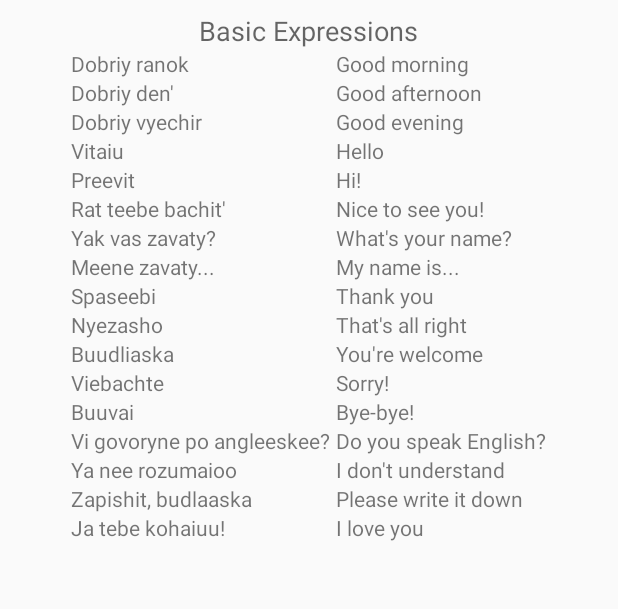
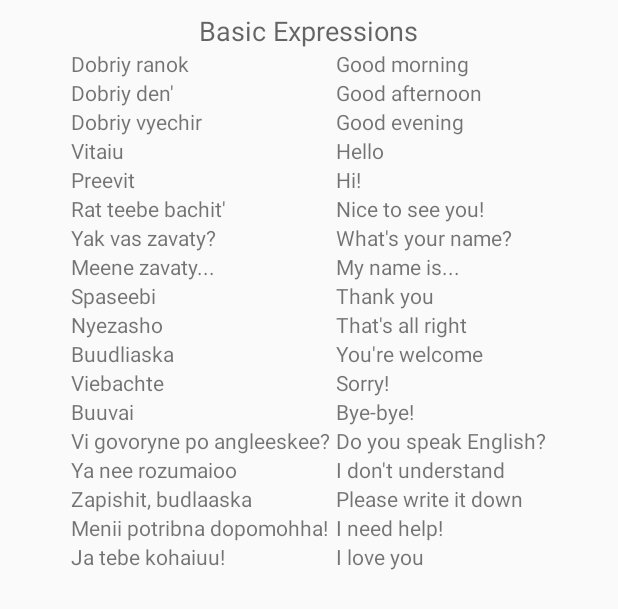
Before and after one commit to askned/VisitUA, an Android app: the layout phrasebook.xml on its own in the app's theme, with its tools: preview values and no code run, on a phone screen of 412 x 824 dp. Shown: the top 609 px of the screen. Run offline under Robolectric (Android 15) with nearby library versions, the phone set to English and light mode, and no system bars.

Commit message:
Update phrasebook.xml

```diff
--- a/app/src/main/res/layout/phrasebook.xml
+++ b/app/src/main/res/layout/phrasebook.xml
@@ -328,7 +328,24 @@
                 android:text="Please write it down"
                 android:id="@+id/textView56" />
         </TableRow>
+   <TableRow
+            android:layout_width="match_parent"
+            android:layout_height="match_parent">
 
+            <TextView
+                android:layout_width="wrap_content"
+                android:layout_height="wrap_content"
+                android:textAppearance="?android:attr/textAppearanceSmall"
+                android:text="Menii potribna dopomohha!"
+                />
+
+            <TextView
+                android:layout_width="wrap_content"
+                android:layout_height="wrap_content"
+                android:textAppearance="?android:attr/textAppearanceSmall"
+                android:text="I need help!"
+                 />
+        </TableRow>
         <TableRow
             android:layout_width="match_parent"
             android:layout_height="match_parent">
```
